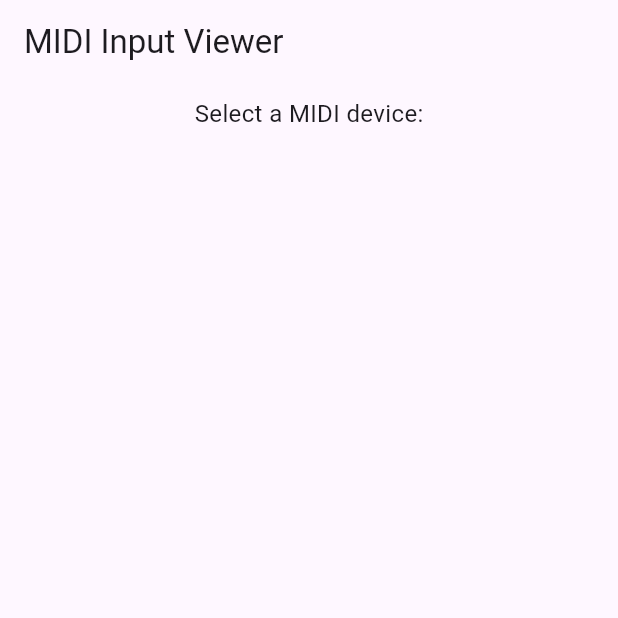
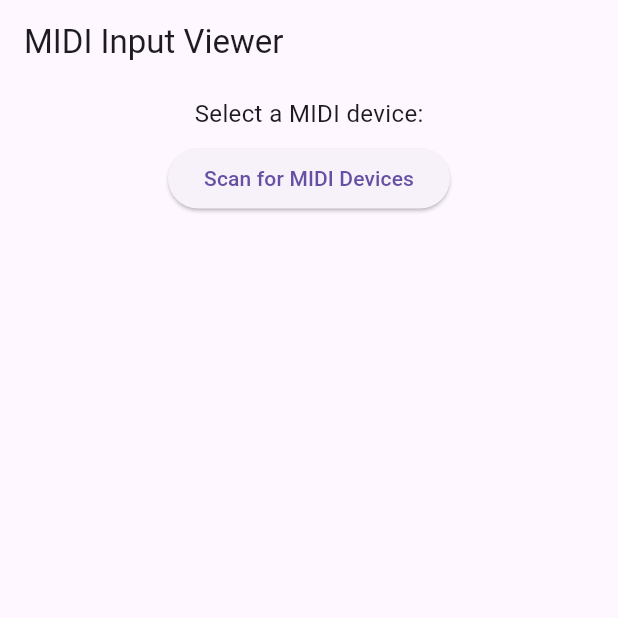
Before and after one commit to DiamondHorizon/Lowkey, a Flutter app: the screen it shows after launch, on a phone screen of 412 x 824 dp, the top half of it. Run offline on Flutter 3.47's test engine with Material 3 defaults, Android fonts, the phone set to English and light mode, and no system bars; missing offline and left inert: flutter_midi_command.

Commit message:
Added BLE Midi connections and a refresh button

```diff
--- a/lib/main.dart
+++ b/lib/main.dart
@@ -149,6 +149,7 @@ class _MyAppState extends State<MyApp> {
   }
 
   void startScanning() {
+    midiCommand.startBluetoothCentral();
     midiCommand.startScanningForBluetoothDevices();
 
     midiCommand.devices.then((foundDevices) {
@@ -198,6 +199,17 @@ class _MyAppState extends State<MyApp> {
             ),
             if (connectedDevice == null)
               Expanded(
+                child: Column(
+                  children: [
+                    ElevatedButton(
+                      onPressed: () {
+                        midiCommand.stopScanningForBluetoothDevices();
+                        midiCommand.startBluetoothCentral();
+                        midiCommand.startScanningForBluetoothDevices();
+                      },
+                      child: Text("Scan for MIDI Devices"),
+                    ),
+                    Expanded(
                       child: ListView.builder(
                         itemCount: devices.length,
                         itemBuilder: (context, index) {
@@ -208,6 +220,9 @@ class _MyAppState extends State<MyApp> {
                             onTap: () => connectToDevice(device),
                           );
                         },
+                      ),
+                    ),
+                  ],
                 ),
               )
             else
```
Lines whose indentation alone changed are shown as unchanged.
